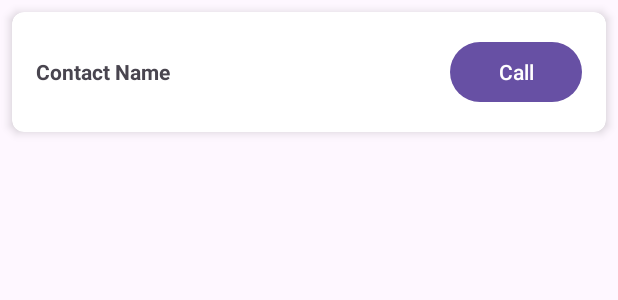
After one commit to la9lou9/android, an Android app: the layout item_emergency_contact.xml on its own in the app's theme, with its tools: preview values and no code run, on a phone screen of 412 x 824 dp. The commit adds this screen. Shown: the top 300 px of the screen. Run offline under Robolectric (Android 15) with nearby library versions, the phone set to English and light mode, and no system bars.

Commit message:
complete add emergency contact

```diff
--- a/app/src/main/AndroidManifest.xml
+++ b/app/src/main/AndroidManifest.xml
@@ -32,6 +32,7 @@
             </intent-filter>
         </activity>
         <activity android:name=".AppointmentActivity" />
+        <activity android:name=".EmergencyContactsActivity" />
 
     </application>
 
--- /dev/null
+++ b/app/src/main/res/layout/item_emergency_contact.xml
@@ -0,0 +1,31 @@
+<androidx.cardview.widget.CardView xmlns:android="http://schemas.android.com/apk/res/android"
+    android:layout_width="match_parent"
+    android:layout_height="wrap_content"
+    xmlns:app="http://schemas.android.com/apk/res-auto"
+    android:layout_margin="8dp"
+    app:cardCornerRadius="8dp"
+    app:cardElevation="4dp">
+
+    <LinearLayout
+        android:layout_width="match_parent"
+        android:layout_height="wrap_content"
+        android:orientation="horizontal"
+        android:padding="16dp">
+
+        <TextView
+            android:id="@+id/textViewContactName"
+            android:layout_width="0dp"
+            android:layout_height="wrap_content"
+            android:layout_weight="1"
+            android:text="Contact Name"
+            android:textStyle="bold" />
+
+        <Button
+            android:id="@+id/buttonCall"
+            android:layout_width="wrap_content"
+            android:layout_height="wrap_content"
+            android:text="Call" />
+
+    </LinearLayout>
+
+</androidx.cardview.widget.CardView>
```
Also changed, not shown: app/src/main/java/com/example/myapplication/EmergencyContact.java (added, +48 -0 lines), app/src/main/java/com/example/myapplication/EmergencyContactAdapter.java (added, +64 -0 lines), app/src/main/java/com/example/myapplication/EmergencyContactDAO.java (added, +69 -0 lines), app/src/main/java/com/example/myapplication/EmergencyContactsActivity.java (added, +89 -0 lines), app/src/main/java/com/example/myapplication/MainActivity.java (+10 -0 lines), app/src/main/res/layout/activity_emergency_contacts.xml (added, +28 -0 lines), app/src/main/res/layout/dialog_add_contact.xml (added, +20 -0 lines).
